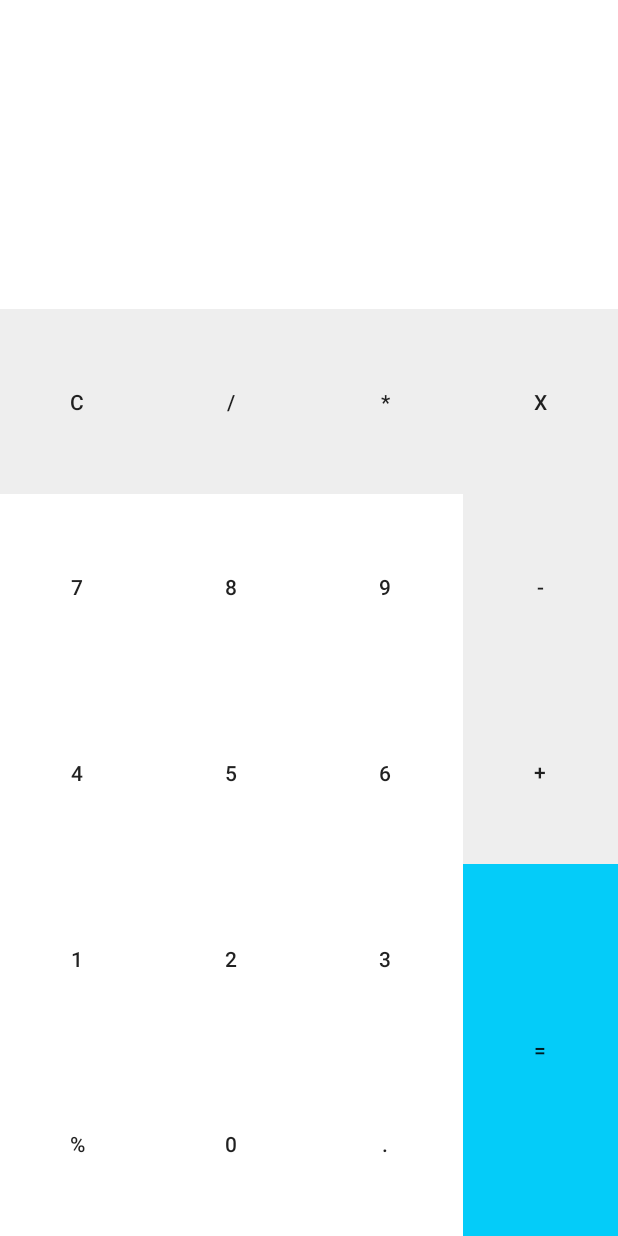
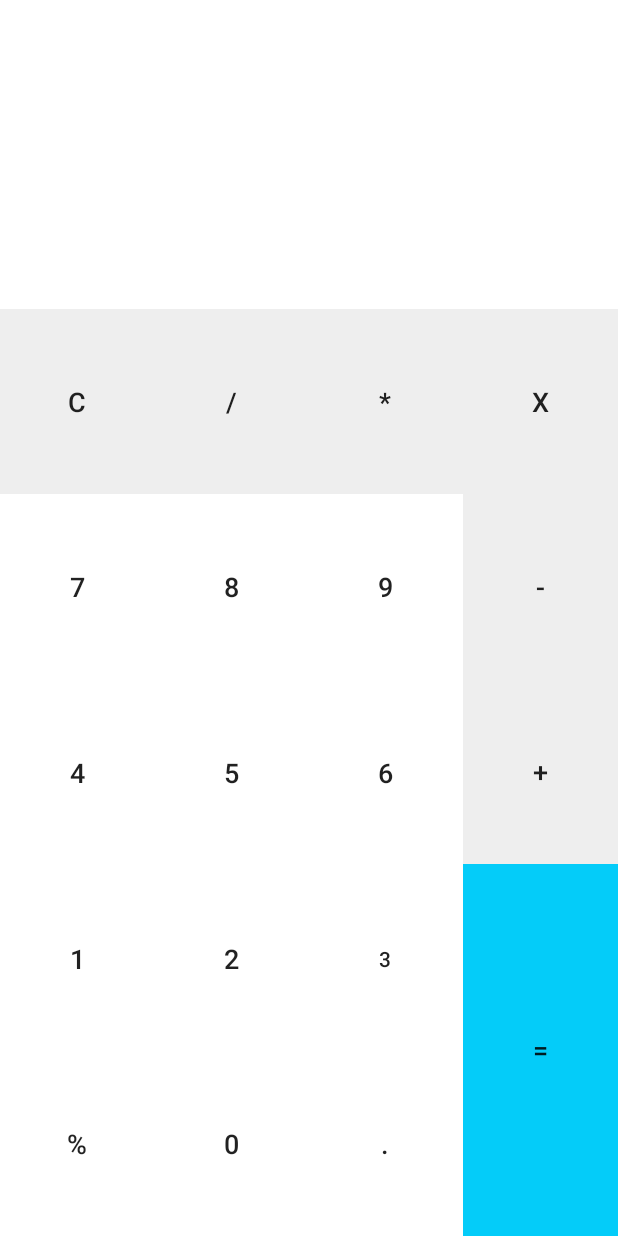
Before and after one commit to lixiaozhuo/MyAndroid, an Android app: the screen it shows after launch (MainActivity), on a phone screen of 412 x 824 dp. Run offline under Robolectric (Android 15) with nearby library versions, the phone set to English and light mode, and no system bars.

Commit message:
计算器更新字体设置

```diff
--- a/Calculator/app/src/main/res/layout/activity_main.xml
+++ b/Calculator/app/src/main/res/layout/activity_main.xml
@@ -43,7 +43,8 @@
                 android:layout_height="match_parent"
                 android:layout_weight="1"
                 android:background="@color/colorSign"
-                android:text="C" />
+                android:text="C"
+                android:textSize="18sp"/>
 
             <Button
                 android:id="@+id/btnDivide"
@@ -51,7 +52,8 @@
                 android:layout_height="match_parent"
                 android:layout_weight="1"
                 android:background="@color/colorSign"
-                android:text="/" />
+                android:text="/"
+                android:textSize="18sp"/>
 
             <Button
                 android:id="@+id/btnMult"
@@ -59,7 +61,8 @@
                 android:layout_height="match_parent"
                 android:layout_weight="1"
                 android:background="@color/colorSign"
-                android:text="*" />
+                android:text="*"
+                android:textSize="18sp"/>
 
             <Button
                 android:id="@+id/btnX"
@@ -67,7 +70,8 @@
                 android:layout_height="match_parent"
                 android:layout_weight="1"
                 android:background="@color/colorSign"
-                android:text="x" />
+                android:text="x"
+                android:textSize="18sp"/>
         </LinearLayout>
 
         <LinearLayout
@@ -95,7 +99,8 @@
                         android:layout_height="match_parent"
                         android:layout_weight="1"
                         android:background="@color/colorNumber"
-                        android:text="7" />
+                        android:text="7"
+                        android:textSize="18sp"/>
 
                     <Button
                         android:id="@+id/btn8"
@@ -103,7 +108,8 @@
                         android:layout_height="match_parent"
                         android:layout_weight="1"
                         android:background="@color/colorNumber"
-                        android:text="8" />
+                        android:text="8"
+                        android:textSize="18sp"/>
 
                     <Button
                         android:id="@+id/btn9"
@@ -111,7 +117,8 @@
                         android:layout_height="match_parent"
                         android:layout_weight="1"
                         android:background="@color/colorNumber"
-                        android:text="9" />
+                        android:text="9"
+                        android:textSize="18sp"/>
                 </LinearLayout>
 
                 <LinearLayout
@@ -126,7 +133,8 @@
                         android:layout_height="match_parent"
                         android:layout_weight="1"
                         android:background="@color/colorNumber"
-                        android:text="4" />
+                        android:text="4"
+                        android:textSize="18sp"/>
 
                     <Button
                         android:id="@+id/btn5"
@@ -134,7 +142,8 @@
                         android:layout_height="match_parent"
                         android:layout_weight="1"
                         android:background="@color/colorNumber"
-                        android:text="5" />
+                        android:text="5"
+                        android:textSize="18sp" />
 
                     <Button
                         android:id="@+id/btn6"
@@ -142,7 +151,8 @@
                         android:layout_height="match_parent"
                         android:layout_weight="1"
                         android:background="@color/colorNumber"
-                        android:text="6" />
+                        android:text="6"
+                        android:textSize="18sp"/>
                 </LinearLayout>
 
                 <LinearLayout
@@ -157,7 +167,8 @@
                         android:layout_height="match_parent"
                         android:layout_weight="1"
                         android:background="@color/colorNumber"
-                        android:text="1" />
+                        android:text="1"
+                        android:textSize="18sp"/>
 
                     <Button
                         android:id="@+id/btn2"
@@ -165,7 +176,8 @@
                         android:layout_height="match_parent"
                         android:layout_weight="1"
                         android:background="@color/colorNumber"
-                        android:text="2" />
+                        android:text="2"
+                        android:textSize="18sp"/>
 
                     <Button
                         android:id="@+id/btn3"
@@ -189,7 +201,8 @@
                         android:layout_height="match_parent"
                         android:layout_weight="1"
                         android:background="@color/colorNumber"
-                        android:text="%" />
+                        android:text="%"
+                        android:textSize="18sp"/>
 
                     <Button
                         android:id="@+id/btn0"
@@ -197,7 +210,8 @@
                         android:layout_height="match_parent"
                         android:layout_weight="1"
                         android:background="@color/colorNumber"
-                        android:text="0" />
+                        android:text="0"
+                        android:textSize="18sp"/>
 
                     <Button
                         android:id="@+id/btnPoint"
@@ -205,7 +219,8 @@
                         android:layout_height="match_parent"
                         android:layout_weight="1"
                         android:background="@color/colorNumber"
-                        android:text="." />
+                        android:text="."
+                        android:textSize="18sp"/>
                 </LinearLayout>
 
             </LinearLayout>
@@ -222,7 +237,8 @@
                     android:layout_height="0dp"
                     android:layout_weight="1"
                     android:background="@color/colorSign"
-                    android:text="-" />
+                    android:text="-"
+                    android:textSize="18sp"/>
 
                 <Button
                     android:id="@+id/btnAdd"
@@ -230,7 +246,8 @@
                     android:layout_height="0dp"
                     android:layout_weight="1"
                     android:background="@color/colorSign"
-                    android:text="+" />
+                    android:text="+"
+                    android:textSize="18sp"/>
 
                 <Button
                     android:id="@+id/btnResult"
@@ -238,7 +255,8 @@
                     android:layout_height="0dp"
                     android:layout_weight="2"
                     android:background="@color/colorResult"
-                    android:text="=" />
+                    android:text="="
+                    android:textSize="18sp"/>
 
 
             </LinearLayout>
```
